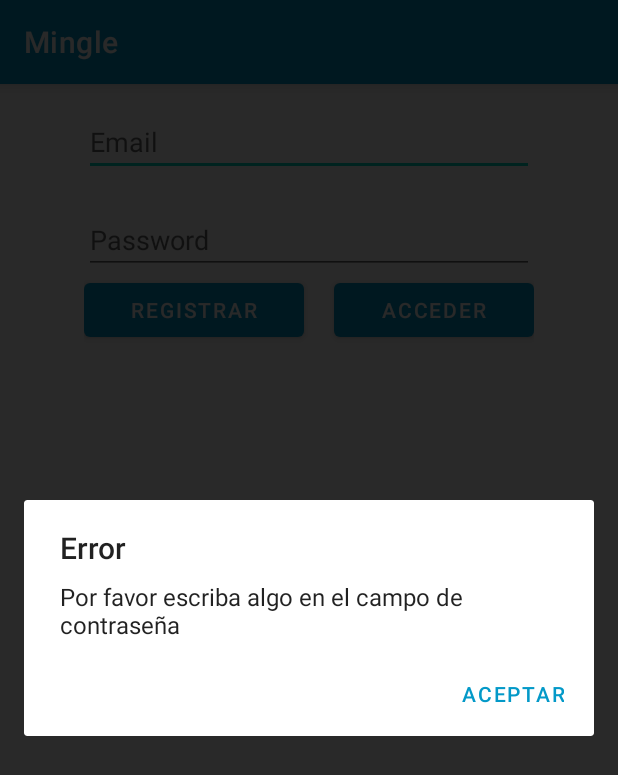
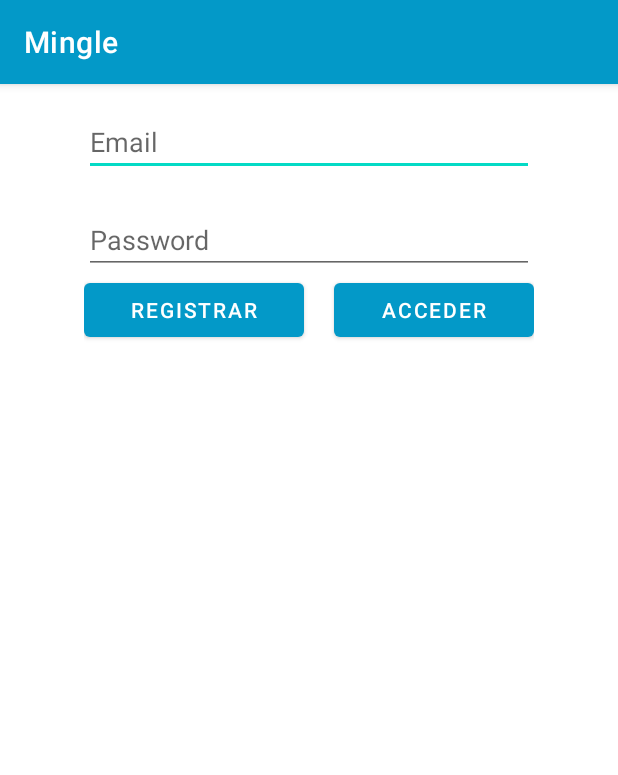
Before and after one commit to leo283/Expoandes, an Android app: the screen it shows after launch (AuthActivity), after a tap on "REGISTRAR", on a phone screen of 412 x 824 dp. Shown: the top 775 px of the screen. Run offline under Robolectric (Android 15) with nearby library versions, the phone set to English and light mode, and no system bars; our stand-ins replace Firebase (no records; nobody signed in at launch, a user with empty details on screens opened directly).

```diff
--- a/Expoandes/app/src/main/java/com/example/expoandes/AuthActivity.kt
+++ b/Expoandes/app/src/main/java/com/example/expoandes/AuthActivity.kt
@@ -25,8 +25,8 @@ class   AuthActivity : AppCompatActivity() {
 
     override fun onStart(){
         super.onStart()
-        val authLayout=findViewById<LinearLayout>(R.id.auth_layout)
-        authLayout.visibility=View.VISIBLE
+        val autLayout=findViewById<LinearLayout>(R.id.auth_layout)
+        autLayout.visibility=View.VISIBLE
     }
     fun setup(){
         val signUpButton = findViewById<Button>(R.id.signUpBtn)
@@ -34,20 +34,12 @@ class   AuthActivity : AppCompatActivity() {
         val emailEditText = findViewById<EditText>(R.id.emailEditText)
         val passwordEditText = findViewById<EditText>(R.id.passwordEditText)
         signUpButton.setOnClickListener(){
-            if (!(emailEditText.text.toString().toLowerCase(Locale.ROOT).endsWith("uniandes.edu.co"))){
-                showAlert_correomal()
-            }
-
-            if(passwordEditText.text.isEmpty()){
-                showAlert_nocontraseña()
-            }
-            if (emailEditText.text.isNotEmpty() &&  emailEditText.text.toString().toLowerCase(Locale.ROOT).endsWith("uniandes.edu.co")&& passwordEditText.text.isNotEmpty()){
+            if (emailEditText.text.isNotEmpty() && passwordEditText.text.isNotEmpty()){
                 FirebaseAuth.getInstance().createUserWithEmailAndPassword(emailEditText.text.toString(),
                         passwordEditText.text.toString()).addOnCompleteListener(){
                     if (it.isSuccessful){
                         showHome(it.result?.user?.email?:"",ProviderType.BASIC)
                     }
-
                     else {
                         showAlert()
                     }
@@ -80,23 +72,6 @@ class   AuthActivity : AppCompatActivity() {
         dialog.show()
 
     }
-    fun showAlert_correomal(){
-        val builder = AlertDialog.Builder(this)
-        builder.setTitle("Error")
-        builder.setMessage("Su correo no es Uniandes, intente de nuevo")
-        builder.setPositiveButton("Aceptar",null)
-        val dialog:AlertDialog=builder.create()
-        dialog.show()
-    }
-    fun showAlert_nocontraseña(){
-        val builder = AlertDialog.Builder(this)
-        builder.setTitle("Error")
-        builder.setMessage("Por favor escriba algo en el campo de contraseña")
-        builder.setPositiveButton("Aceptar",null)
-        val dialog:AlertDialog=builder.create()
-        dialog.show()
-    }
-
     fun showHome(email:String,provider:ProviderType){
         val homeIntent = Intent(this,MainActivity::class.java).apply{
             putExtra("email",email)
--- a/Expoandes/app/src/main/java/com/example/expoandes/ui/home/HomeFragment.kt
+++ b/Expoandes/app/src/main/java/com/example/expoandes/ui/home/HomeFragment.kt
@@ -32,7 +32,7 @@ class HomeFragment : Fragment() {
                 ViewModelProvider(this).get(HomeViewModel::class.java)
         val root = inflater.inflate(R.layout.fragment_home, container, false)
 
-        val boton_prueba=root.findViewById<Button>(R.id.boton_prueba)
+
 
 
         //Guardado de datos
@@ -41,12 +41,18 @@ class HomeFragment : Fragment() {
         prefs?.putString("provider",provider)
         prefs?.apply()
 
+        //botones
 
-        boton_prueba.setOnClickListener() {
+        val logoutBtn = root.findViewById<Button>(R.id.logOutBtn)
+
+
+
+        logoutBtn.setOnClickListener() {
 
             FirebaseAuth.getInstance().signOut()
             prefs?.clear()
             prefs?.apply()
+
             activity?.finish()
         }
         return root
--- a/Expoandes/app/src/main/res/layout/fragment_home.xml
+++ b/Expoandes/app/src/main/res/layout/fragment_home.xml
@@ -7,7 +7,7 @@
     tools:context=".ui.home.HomeFragment">
 
     <Button
-        android:id="@+id/boton_prueba"
+        android:id="@+id/logOutBtn"
         android:layout_width="wrap_content"
         android:layout_height="wrap_content"
         android:layout_marginStart="159dp"
--- a/Expoandes/app/src/main/res/values/strings.xml
+++ b/Expoandes/app/src/main/res/values/strings.xml
@@ -3,5 +3,6 @@
     <string name="title_home">Home</string>
     <string name="title_dashboard">Dashboard</string>
     <string name="title_notifications">Notifications</string>
-    <string name="prefs_file">com.example.nav_botones.PREFERENCE_FILE_KEY</string>
+
+    <string name="prefs_file">com.example.expoandes.PREFERENCE_FILE_KEY</string>
 </resources>
```
